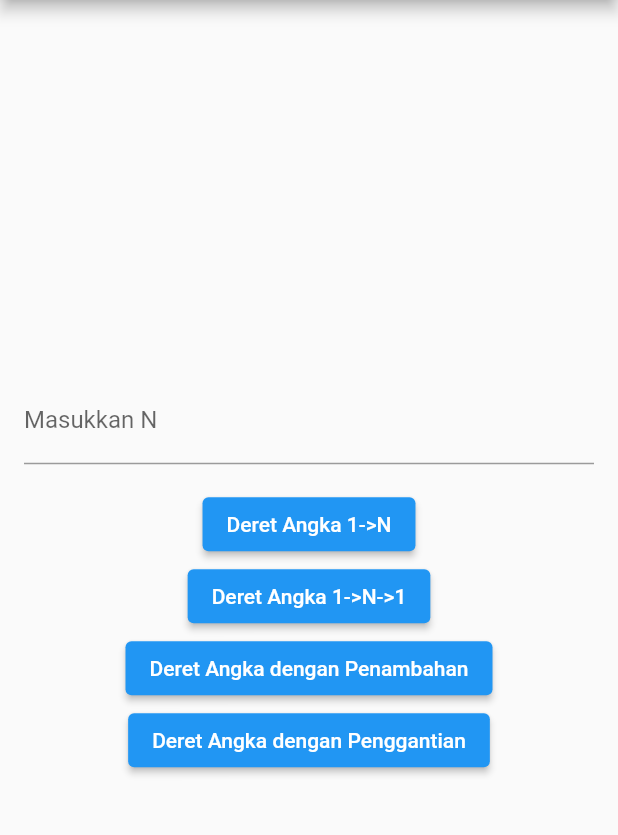
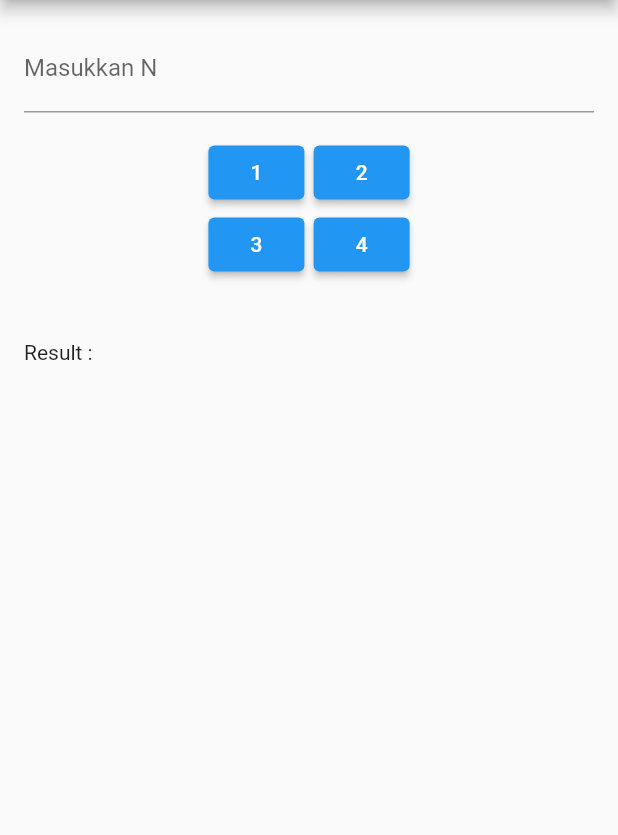
Before and after one commit to kareem96/Sample-Apps-Flutter-Test, a Flutter app: the screen it shows after launch, on a phone screen of 412 x 824 dp, the part 84-919 px from its top. Run offline on Flutter 3.47's test engine with Material 2 defaults, Android fonts, the phone set to English and light mode, and no system bars; our stand-ins replace flutter_bloc.

Commit message:
Flutter apps test

```diff
--- a/lib/main.dart
+++ b/lib/main.dart
@@ -28,18 +28,20 @@ class HomePage extends StatelessWidget {
   @override
   Widget build(BuildContext context) {
     return Scaffold(
-      appBar: AppBar(title: Text('Contoh Aplikasi Flutter')),
+      appBar: AppBar(title: const Text('Contoh Aplikasi Flutter')),
       body: Padding(
         padding: const EdgeInsets.all(16.0),
         child: Column(
-          mainAxisAlignment: MainAxisAlignment.center,
           children: [
             TextField(
               controller: _textEditingController,
               keyboardType: TextInputType.number,
-              decoration: InputDecoration(labelText: 'Masukkan N'),
+              decoration: const InputDecoration(labelText: 'Masukkan N'),
             ),
-            SizedBox(height: 16.0),
+            const SizedBox(height: 16.0),
+            Row(
+              children: [
+                const Spacer(flex: 20,),
                 ElevatedButton(
                   onPressed: () {
                     int? n = int.tryParse(_textEditingController.text);
@@ -48,8 +50,9 @@ class HomePage extends StatelessWidget {
                           .add(GenerateSequenceEvent(n));
                     }
                   },
-              child: Text('Deret Angka 1->N'),
+                  child: const Text('1'),
                 ),
+                const Spacer(),
                 ElevatedButton(
                   onPressed: () {
                     int? n = int.tryParse(_textEditingController.text);
@@ -58,8 +61,14 @@ class HomePage extends StatelessWidget {
                           .add(GenerateReverseSequenceEvent(n));
                     }
                   },
-              child: Text('Deret Angka 1->N->1'),
+                  child: Text('2'),
                 ),
+                const Spacer(flex: 20,),
+              ],
+            ),
+            Row(
+              children: [
+                const Spacer(flex: 20,),
                 ElevatedButton(
                   onPressed: () {
                     int? n = int.tryParse(_textEditingController.text);
@@ -69,8 +78,9 @@ class HomePage extends StatelessWidget {
                           .add(GenerateIncrementalSequenceEvent(n, increment));
                     }
                   },
-              child: Text('Deret Angka dengan Penambahan'),
+                  child: Text('3'),
                 ),
+                const Spacer(),
                 ElevatedButton(
                   onPressed: () {
                     int? n = int.tryParse(_textEditingController.text);
@@ -82,16 +92,26 @@ class HomePage extends StatelessWidget {
                           n, multiple1, multiple2));
                     }
                   },
-              child: Text('Deret Angka dengan Penggantian'),
+                  child: Text('4'),
                 ),
+                const Spacer(flex: 20,),
+              ],
+            ),
+            const SizedBox(height: 40,),
+            Row(
+              mainAxisAlignment: MainAxisAlignment.start,
+              children: [
+                const Text("Result : "),
                 BlocBuilder<NumberSequenceBloc, NumberSequenceState>(
                   builder: (context, state) {
                     if (state is NumberSequenceGenerated) {
                       return Text(state.sequence);
                     }
-                return SizedBox.shrink();
+                    return const SizedBox.shrink();
                   },
                 ),
+              ],
+            )
           ],
         ),
       ),
```
Also changed, not shown: 1 other file. Lines whose indentation alone changed are shown as unchanged.
